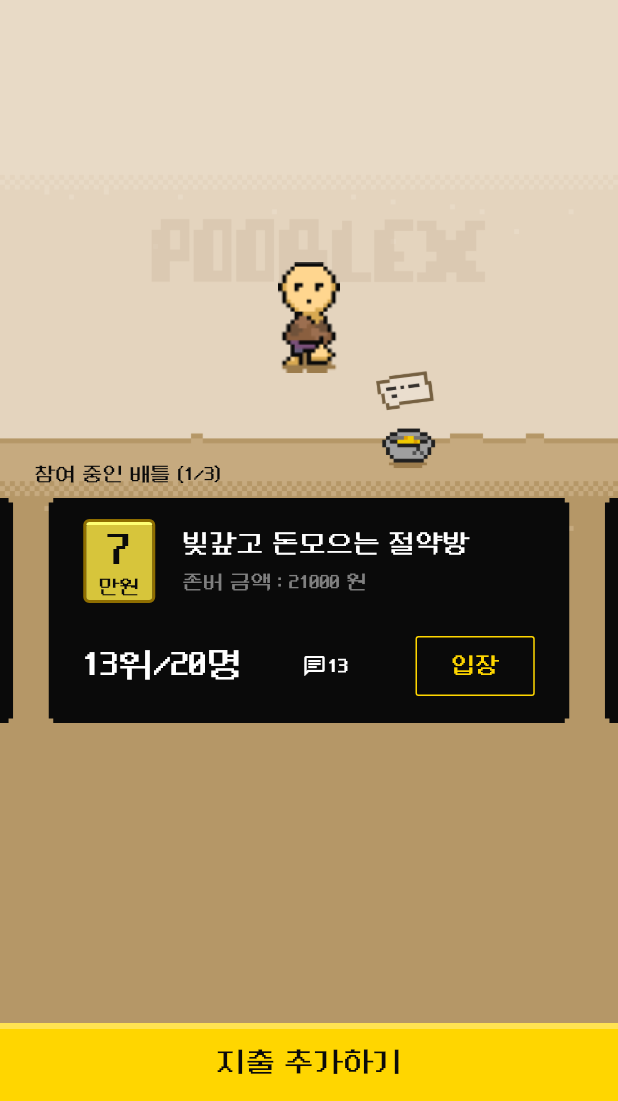
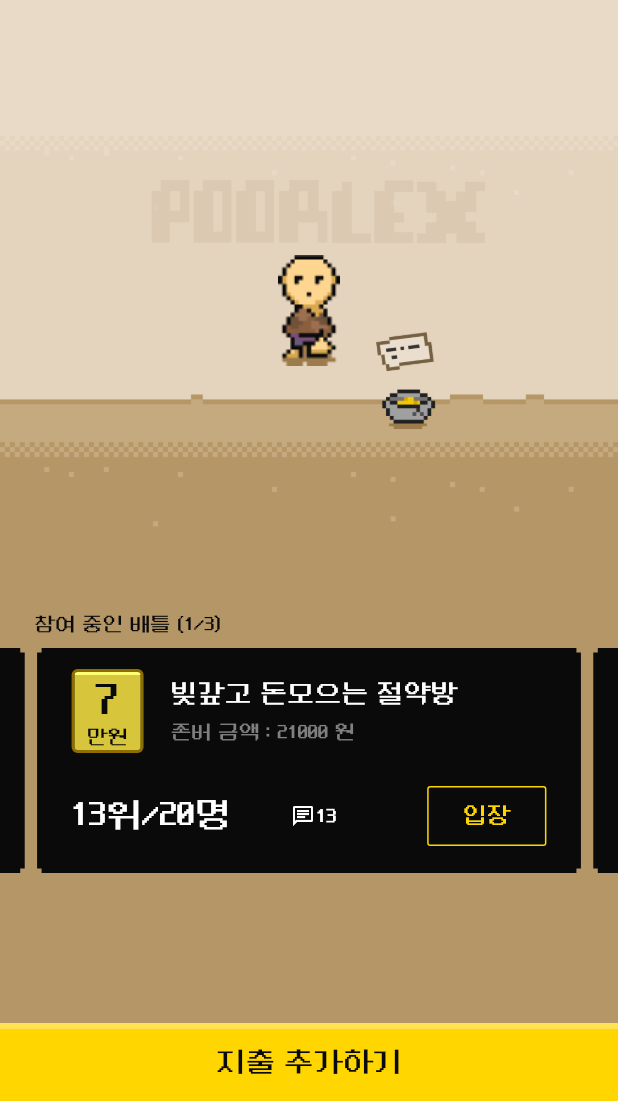
Before and after one commit to Poorlex/FE_poorlex, a Flutter app: the Main screen opened directly, after a tap on "75000", on a phone screen of 412 x 824 dp, the part 135-1236 px from its top. Run offline on Flutter 3.47's test engine with Material 3 defaults, Android fonts, the phone set to English and light mode, and no system bars; drawn by our look-alikes of carousel_slider; our stand-ins replace flutter_dotenv, flutter_svg, freezed_annotation, get, hive, hive_flutter and 3 more; missing offline and left inert: webview_flutter_android, webview_flutter_wkwebview; accounts and stored records are empty; network calls fail.

Commit message:
fix: 홈 페이지 퍼블리싱 수정

```diff
--- a/lib/screen/main/main.dart
+++ b/lib/screen/home/home.dart
@@ -2,16 +2,14 @@ import 'package:flutter/material.dart';
 import 'package:get/get.dart';
 
 import 'package:poorlex/widget/nav_bar.dart';
-import 'package:poorlex/widget/main/carousel_slider.dart';
-import 'package:poorlex/widget/main/main_bottom.dart';
-import 'package:poorlex/widget/main/show_modal.dart';
+import 'package:poorlex/widget/home/carousel_slider.dart';
+import 'package:poorlex/widget/home/home_bottom_button.dart';
+import 'package:poorlex/widget/home/show_modal.dart';
 
 import 'package:poorlex/controller/modal.dart';
 
 class Main extends StatefulWidget {
-  const Main({
-    super.key,
-  });
+  const Main({super.key});
 
   @override
   State<Main> createState() => _MainState();
@@ -51,10 +49,31 @@ class _MainState extends State<Main> {
 
   @override
   Widget build(BuildContext context) {
+    final double deviceWidth = MediaQuery.of(context).size.width;
+    final double deviceHeight = MediaQuery.of(context).size.height;
+
+    // 디바이스 높이에 따라 top, bottom 값을 설정합니다.
+    double topPosition;
+    double bottomPosition;
+
+    if (deviceHeight > 800) {
+      topPosition = 160.0;
+      bottomPosition = 100.0;
+    } else if (deviceHeight > 700) {
+      topPosition = 130.0;
+      bottomPosition = 75.0;
+    } else {
+      topPosition = 80.0;
+      bottomPosition = 50.0;
+    }
+
     return Scaffold(
       // 네비게이션 바
       appBar: NavBar(),
       body: Container(
+        width: MediaQuery.of(context).size.width,
+        height: MediaQuery.of(context).size.height,
+
         // 전체 배경
         decoration: BoxDecoration(
           image: DecorationImage(
@@ -64,16 +83,14 @@ class _MainState extends State<Main> {
         ),
 
         // 캐릭터 이미지, 배틀 리스트, 지출 추가하기 버튼
-        child: Container(
-          height: double.infinity,
-          child: Column(
-            mainAxisAlignment: MainAxisAlignment.spaceBetween,
+        child: Stack(
           children: [
-              Column(
-                children: [
-                  SizedBox(height: MediaQuery.of(context).size.height * 0.2),
-
-                  Column(
+            // 캐릭터 이미지
+            Positioned(
+              top: topPosition,
+              width: deviceWidth,
+              child: Row(
+                mainAxisAlignment: MainAxisAlignment.center,
                 children: [
                   Container(
                     width: 80,
@@ -82,21 +99,19 @@ class _MainState extends State<Main> {
                   ),
                 ],
               ),
+            ),
 
-                  SizedBox(height: MediaQuery.of(context).size.height * 0.05),
-
-                  // 참여 중인 배틀
-                  Container(
+            // 참여 중인 배틀 캐러셀
+            Positioned(
+              bottom: bottomPosition,
+              width: deviceWidth,
               child: MainCarouselSlider(),
             ),
           ],
         ),
-              // 지출 추가하기 버튼
-              const MainBottom(),
-            ],
       ),
-        ),
-      ),
+      // 지출 추가 버튼
+      bottomNavigationBar: const MainBottom(),
     );
   }
 }
--- /dev/null
+++ b/lib/widget/home/battle_box.dart
@@ -0,0 +1,156 @@
+import 'package:flutter/material.dart';
+
+import 'package:poorlex/libs/theme.dart';
+
+class BattleBox extends StatelessWidget {
+  final List<String> sample;
+  const BattleBox({
+    super.key,
+    required this.sample,
+  });
+
+  @override
+  Widget build(BuildContext context) {
+    return Column(
+      mainAxisAlignment: MainAxisAlignment.start,
+      children: [
+        LayoutBuilder(
+          builder: (context, constraints) {
+            final double secondContainerWidth = constraints.maxWidth - 6;
+
+            return Stack(
+              alignment: Alignment.center,
+              children: [
+                Container(
+                  decoration: BoxDecoration(color: CColors.black),
+                  width: secondContainerWidth + 6,
+                  height: 144,
+                ),
+                Container(
+                  width: secondContainerWidth,
+                  height: 150,
+                  decoration: BoxDecoration(color: CColors.black),
+                  child: Padding(
+                    padding: EdgeInsets.symmetric(
+                      vertical: 14,
+                      horizontal: 20,
+                    ),
+                    child: Column(
+                      mainAxisAlignment: MainAxisAlignment.spaceBetween,
+                      children: [
+                        Row(
+                          mainAxisAlignment: MainAxisAlignment.start,
+                          children: [
+                            // 금액 메달
+                            Container(
+                              width: 48,
+                              height: 56,
+                              decoration: BoxDecoration(
+                                borderRadius: BorderRadius.circular(4),
+                                border: Border.all(
+                                  color: const Color(0xFF8F6E00),
+                                  width: 2,
+                                ),
+                              ),
+                              child: Container(
+                                decoration: BoxDecoration(
+                                  color: const Color(0xFFD7C53B),
+                                  borderRadius: BorderRadius.circular(2),
+                                  border: Border(
+                                    top: BorderSide(
+                                      color: const Color(0xFFFEFF73),
+                                      width: 2,
+                                    ),
+                                  ),
+                                ),
+                                child: Column(
+                                  mainAxisAlignment: MainAxisAlignment.center,
+                                  crossAxisAlignment: CrossAxisAlignment.center,
+                                  children: [
+                                    Text(sample[0],
+                                        style: CTextStyles.LargeTitle(
+                                            color: CColors.black)),
+                                    Text(
+                                      '만원',
+                                      style: CTextStyles.Body3(
+                                        color: CColors.black,
+                                      ),
+                                    )
+                                  ],
+                                ),
+                              ),
+                            ),
+
+                            SizedBox(width: 18),
+
+                            // 배틀 제목, 존버 금액
+                            Column(
+                              mainAxisAlignment: MainAxisAlignment.center,
+                              crossAxisAlignment: CrossAxisAlignment.start,
+                              children: [
+                                Text(sample[1], style: CTextStyles.Headline()),
+                                SizedBox(height: 10),
+                                Text(
+                                  '존버 금액 : ${sample[2]} 원',
+                                  style: CTextStyles.Body3(
+                                    color: CColors.gray40,
+                                  ),
+                                ),
+                              ],
+                            ),
+                          ],
+                        ),
+
+                        // 참여자 수, 댓글 수, 입장 버튼
+                        Row(
+                          mainAxisAlignment: MainAxisAlignment.spaceBetween,
+                          children: [
+                            Row(
+                              children: [
+                                Row(
+                                  children: [
+                                    Text('${sample[3]}위/20명',
+                                        style: CTextStyles.Title1()),
+                                    SizedBox(width: 40),
+                                    Icon(Icons.chat_outlined,
+                                        color: CColors.white, size: 16),
+                                    SizedBox(width: 1),
+                                    Text(sample[3], style: CTextStyles.Body3()),
+                                  ],
+                                ),
+                              ],
+                            ),
+                            OutlinedButton(
+                              style: OutlinedButton.styleFrom(
+                                side: BorderSide(
+                                  width: 1,
+                                  color: CColors.yellow,
+                                ),
+                                shape: RoundedRectangleBorder(
+                                  borderRadius: BorderRadius.all(
+                                    Radius.circular(2),
+                                  ),
+                                ),
+                              ),
+                              child: Text(
+                                '입장',
+                                style: CTextStyles.Body2(
+                                  color: CColors.yellow,
+                                ),
+                              ),
+                              onPressed: () {},
+                            )
+                          ],
+                        )
+                      ],
+                    ),
+                  ),
+                )
+              ],
+            );
+          },
+        ),
+      ],
+    );
+  }
+}
--- /dev/null
+++ b/lib/widget/home/carousel_slider.dart
@@ -0,0 +1,91 @@
+import 'package:carousel_slider/carousel_slider.dart';
+import 'package:flutter/material.dart';
+import 'package:get/get.dart';
+import 'package:poorlex/Libs/Theme.dart';
+import 'package:poorlex/controller/battle.dart';
+
+import 'package:poorlex/widget/home/battle_box.dart';
+import 'package:poorlex/widget/home/empty_battle.dart';
+
+class MainCarouselSlider extends StatefulWidget {
+  const MainCarouselSlider({super.key});
+
+  @override
+  State<MainCarouselSlider> createState() => _MainCarouselSliderState();
+}
+
+class _MainCarouselSliderState extends State<MainCarouselSlider> {
+  BattleController battle = Get.find<BattleController>();
+
+  final List<List<String>> samples = [
+    ['7', '빚갚고 돈모으는 절약방', '21000', '13'],
+    ['4', '월급때까지 돈 모으는 방', '35000', '7'],
+    ['0'],
+  ];
+
+  int _currentIndex = 0;
+
+  @override
+  void initState() {
+    super.initState();
+    battle.getBattle();
+  }
+
+  @override
+  Widget build(BuildContext context) {
+    final double deviceWidth = MediaQuery.of(context).size.width;
+    final double itemWidth = deviceWidth * 0.88;
+    final double carouselHeight = 150;
+
+    return Column(
+      mainAxisSize: MainAxisSize.min,
+      children: [
+        // 참여 중인 배틀 텍스트
+        Container(
+          width: double.infinity,
+          padding: EdgeInsets.symmetric(
+            vertical: 9,
+            horizontal: 23,
+          ),
+          child: Text(
+            '참여 중인 배틀 (${_currentIndex + 1}/${samples.length})',
+            style: CTextStyles.Body3(color: CColors.black),
+          ),
+        ),
+
+        // 슬라이더
+        Container(
+          width: double.infinity,
+          height: carouselHeight,
+          child: CarouselSlider.builder(
+            options: CarouselOptions(
+              viewportFraction: 0.9, // 화면 너비의 80%를 차지하도록 설정
+              scrollDirection: Axis.horizontal,
+              onPageChanged: (index, reason) {
+                setState(() {
+                  _currentIndex = index;
+                });
+              },
+            ),
+            itemCount: samples.length,
+            itemBuilder: (BuildContext context, int index, int realIndex) {
+              final sample = samples[index];
+              return Container(
+                width: itemWidth,
+                child: Wrap(
+                  children: [
+                    if (sample[0] != '0') ...[
+                      BattleBox(sample: sample)
+                    ] else ...[
+                      EmptyBattle()
+                    ]
+                  ],
+                ),
+              );
+            },
+          ),
+        ),
+      ],
+    );
+  }
+}
--- a/lib/widget/main/empty_battle.dart
+++ b/lib/widget/home/empty_battle.dart
@@ -7,19 +7,20 @@ class EmptyBattle extends StatelessWidget {
 
   @override
   Widget build(BuildContext context) {
-    return Column(
-      mainAxisAlignment: MainAxisAlignment.start,
-      children: [
-        Stack(
+    return LayoutBuilder(
+      builder: (context, constraints) {
+        final double secondContainerWidth = constraints.maxWidth - 6;
+
+        return Stack(
           alignment: Alignment.center,
           children: [
             Container(
-                decoration: BoxDecoration(color: CColors.black),
-                width: 347,
-                height: 144,
-                child: Column(children: [])),
+              decoration: BoxDecoration(color: CColors.black),
+              width: secondContainerWidth + 6,
+              height: 144,
+            ),
             Container(
-              width: 341,
+              width: secondContainerWidth,
               height: 150,
               decoration: BoxDecoration(color: CColors.black),
               child: Column(
@@ -50,8 +51,8 @@ class EmptyBattle extends StatelessWidget {
               ),
             ),
           ],
-        ),
-      ],
+        );
+      },
     );
   }
 }
--- a/lib/widget/main/battle_box.dart
+++ /dev/null
@@ -1,150 +0,0 @@
-import 'package:flutter/material.dart';
-
-import 'package:poorlex/libs/theme.dart';
-
-class BattleBox extends StatelessWidget {
-  final List<String> sample;
-  const BattleBox({
-    super.key,
-    required this.sample,
-  });
-
-  @override
-  Widget build(BuildContext context) {
-    return Column(
-      mainAxisAlignment: MainAxisAlignment.start,
-      children: [
-        Stack(
-          alignment: Alignment.center,
-          children: [
-            Container(
-              decoration: BoxDecoration(color: CColors.black),
-              width: 347,
-              height: 144,
-            ),
-            Container(
-              width: 341,
-              height: 150,
-              decoration: BoxDecoration(color: CColors.black),
-              child: Padding(
-                padding: EdgeInsets.symmetric(
-                  vertical: 14,
-                  horizontal: 20,
-                ),
-                child: Column(
-                  mainAxisAlignment: MainAxisAlignment.spaceBetween,
-                  children: [
-                    Row(
-                      mainAxisAlignment: MainAxisAlignment.start,
-                      children: [
-                        // 금액 메달
-                        Container(
-                          width: 48,
-                          height: 56,
-                          decoration: BoxDecoration(
-                            borderRadius: BorderRadius.circular(4),
-                            border: Border.all(
-                              color: const Color(0xFF8F6E00),
-                              width: 2,
-                            ),
-                          ),
-                          child: Container(
-                            decoration: BoxDecoration(
-                              color: const Color(0xFFD7C53B),
-                              borderRadius: BorderRadius.circular(2),
-                              border: Border(
-                                top: BorderSide(
-                                  color: const Color(0xFFFEFF73),
-                                  width: 2,
-                                ),
-                              ),
-                            ),
-                            child: Column(
-                              mainAxisAlignment: MainAxisAlignment.center,
-                              crossAxisAlignment: CrossAxisAlignment.center,
-                              children: [
-                                Text(sample[0],
-                                    style: CTextStyles.LargeTitle(
-                                        color: CColors.black)),
-                                Text(
-                                  '만원',
-                                  style: CTextStyles.Body3(
-                                    color: CColors.black,
-                                  ),
-                                )
-                              ],
-                            ),
-                          ),
-                        ),
-
-                        SizedBox(width: 18),
-
-                        // 배틀 제목, 존버 금액
-                        Column(
-                          mainAxisAlignment: MainAxisAlignment.center,
-                          crossAxisAlignment: CrossAxisAlignment.start,
-                          children: [
-                            Text(sample[1], style: CTextStyles.Headline()),
-                            SizedBox(height: 10),
-                            Text(
-                              '존버 금액 : ${sample[2]} 원',
-                              style: CTextStyles.Body3(
-                                color: CColors.gray40,
-                              ),
-                            ),
-                          ],
-                        ),
-                      ],
-                    ),
-
-                    // 참여자 수, 댓글 수, 입장 버튼
-                    Row(
-                      mainAxisAlignment: MainAxisAlignment.spaceBetween,
-                      children: [
-                        Row(
-                          children: [
-                            Row(
-                              children: [
-                                Text('${sample[3]}위/20명',
-                                    style: CTextStyles.Title1()),
-                                SizedBox(width: 40),
-                                Icon(Icons.chat_outlined,
-                                    color: CColors.white, size: 16),
-                                SizedBox(width: 1),
-                                Text(sample[3], style: CTextStyles.Body3()),
-                              ],
-                            ),
-                          ],
-                        ),
-                        OutlinedButton(
-                          style: OutlinedButton.styleFrom(
-                            side: BorderSide(
-                              width: 1,
-                              color: CColors.yellow,
-                            ),
-                            shape: RoundedRectangleBorder(
-                              borderRadius: BorderRadius.all(
-                                Radius.circular(2),
-                              ),
-                            ),
-                          ),
-                          child: Text(
-                            '입장',
-                            style: CTextStyles.Body2(
-                              color: CColors.yellow,
-                            ),
-                          ),
-                          onPressed: () {},
-                        )
-                      ],
-                    )
-                  ],
-                ),
-              ),
-            )
-          ],
-        ),
-      ],
-    );
-  }
-}
--- a/lib/widget/main/carousel_slider.dart
+++ /dev/null
@@ -1,72 +0,0 @@
-import 'package:carousel_slider/carousel_slider.dart';
-import 'package:flutter/material.dart';
-import 'package:poorlex/Libs/Theme.dart';
-
-import 'package:poorlex/widget/main/battle_box.dart';
-import 'package:poorlex/widget/main/empty_battle.dart';
-
-class MainCarouselSlider extends StatefulWidget {
-  const MainCarouselSlider({super.key});
-
-  @override
-  State<MainCarouselSlider> createState() => _MainCarouselSliderState();
-}
-
-class _MainCarouselSliderState extends State<MainCarouselSlider> {
-  final List<List<String>> samples = [
-    ['7', '빚갚고 돈모으는 절약방', '21000', '13'],
-    ['4', '월급때까지 돈 모으는 방', '35000', '7'],
-    ['0'],
-  ];
-  @override
-  Widget build(BuildContext context) {
-    late int idx = 0;
-
-    void changeIndex(int number) {
-      WidgetsBinding.instance.addPostFrameCallback((_) {
-        idx = number;
-      });
-    }
-
-    return Column(
-      children: [
-        // 참여 중인 배틀 텍스트
-        Container(
-          width: double.infinity,
-          padding: EdgeInsets.symmetric(
-            vertical: 9,
-            horizontal: 23,
-          ),
-          child: Text(
-            '참여 중인 배틀 (${idx + 1}/3)',
-            style: CTextStyles.Body3(color: CColors.black),
-          ),
-        ),
-
-        // 슬라이더
-        CarouselSlider(
-          options: CarouselOptions(
-            viewportFraction: 0.9,
-            scrollDirection: Axis.horizontal,
-          ),
-          items: samples.map((sample) {
-            return Builder(
-              builder: (BuildContext context) {
-                changeIndex(samples.indexOf(sample));
-                return Column(
-                  children: [
-                    if (sample[0] != '0') ...[
-                      BattleBox(sample: sample)
-                    ] else ...[
-                      EmptyBattle()
-                    ]
-                  ],
-                );
-              },
-            );
-          }).toList(),
-        ),
-      ],
-    );
-  }
-}
```
Also changed, not shown: lib/widget/home/budget_tooltip.dart (renamed from lib/widget/main/budget_tooltip.dart), lib/widget/home/home_bottom_button.dart (renamed from lib/widget/main/main_bottom.dart), lib/widget/home/show_modal.dart (renamed from lib/widget/main/show_modal.dart). Lines whose indentation alone changed are shown as unchanged.
